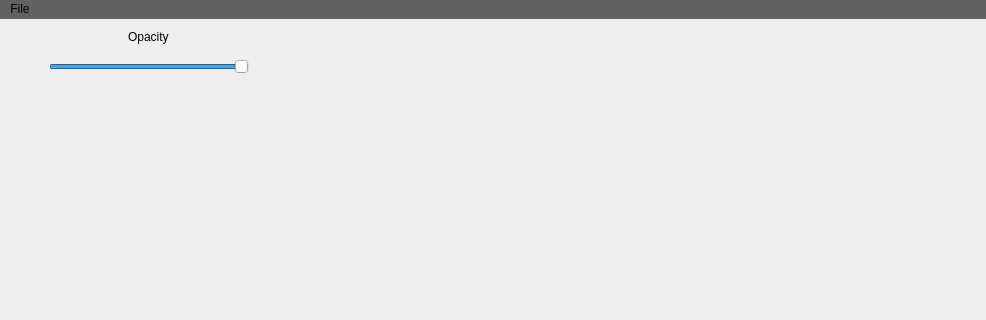
The window that src/mainwindow.ui (dboun/MultiPatientImageProcessing) describes before a commit, drawn with Qt 5; both pictures show x 0 to 986 and y 0 to 320 of the 986 by 690 pixel window.
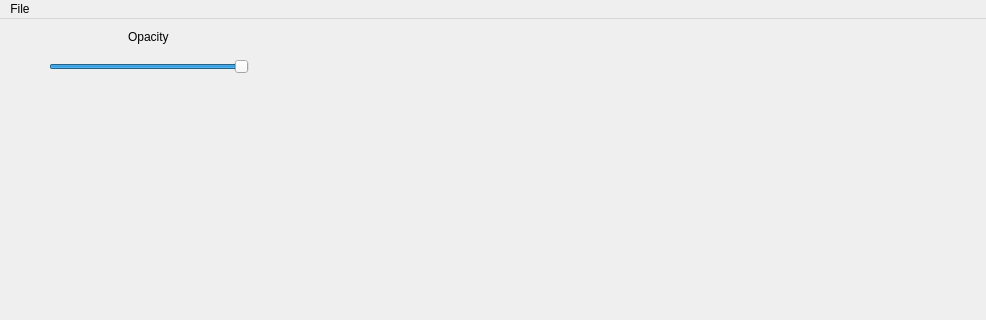
The same window after the commit. Custom widgets are drawn as their Qt base class.

Commit message: Loading multiple subjects using the menu works

The edit to the form file:
```diff
--- a/src/mainwindow.ui
+++ b/src/mainwindow.ui
@@ -214,7 +214,7 @@
     </rect>
    </property>
    <property name="styleSheet">
-    <string notr="true">background-color:rgb(97,97,97)</string>
+    <string notr="true"/>
    </property>
    <widget class="QMenu" name="menuFile">
     <property name="styleSheet">
```
Left out of the diff: 17 changed lines with no effect on the pictures. The commit also changes 2 other files.
